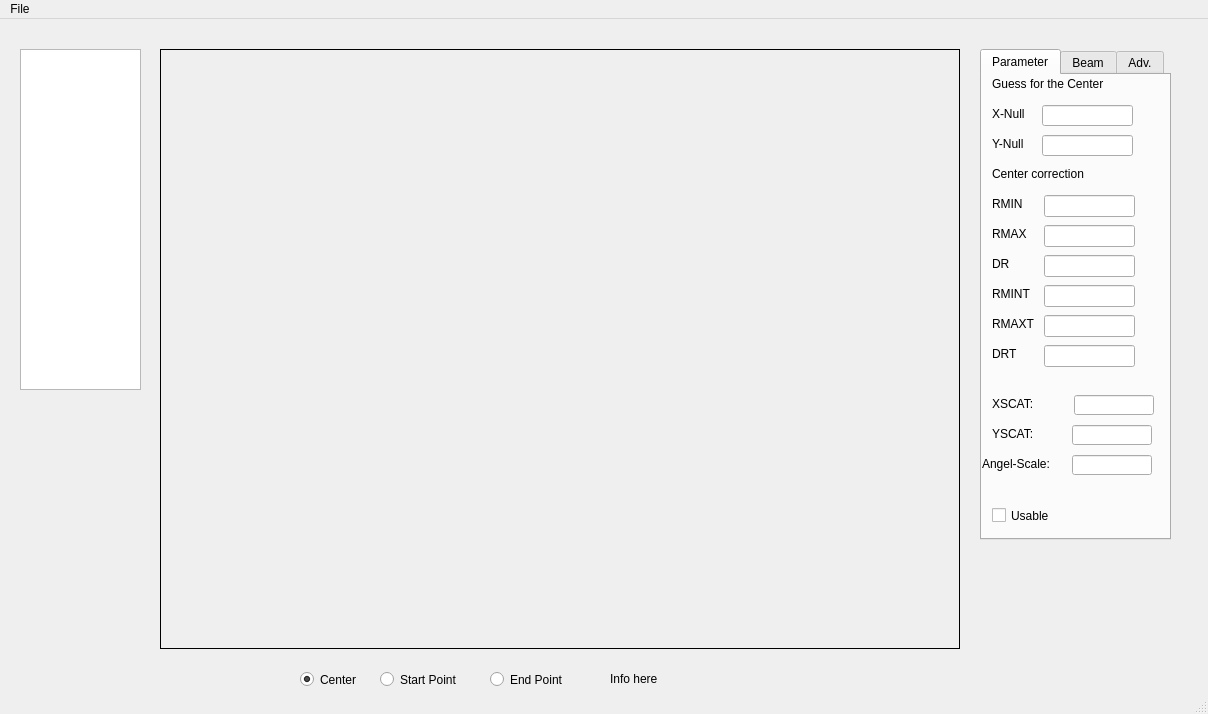
twesterm/ged-interface, file mainwindow.ui: the form before one commit.
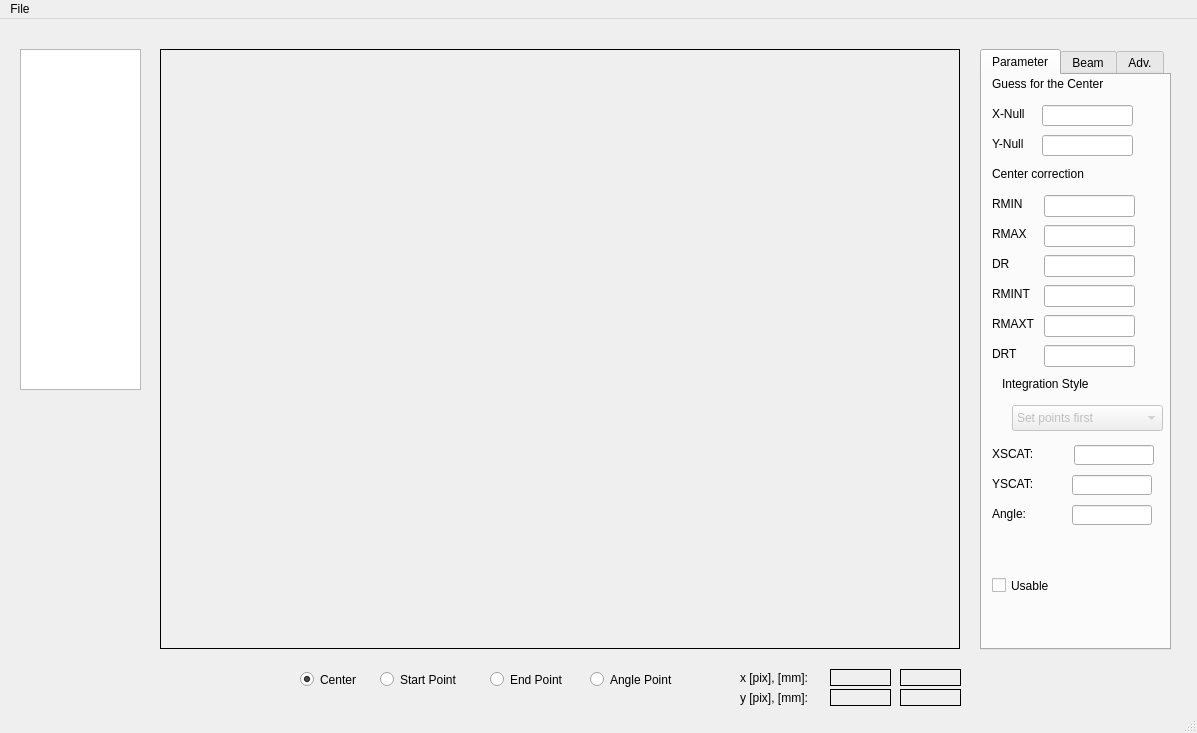
The form after the commit.

Commit message: Added Integration methods and angle calulation

What changed in the file:
```diff
--- a/mainwindow.ui
+++ b/mainwindow.ui
@@ -6,8 +6,8 @@
    <rect>
     <x>0</x>
     <y>0</y>
-    <width>1208</width>
-    <height>714</height>
+    <width>1197</width>
+    <height>733</height>
    </rect>
   </property>
   <property name="windowTitle">
@@ -20,7 +20,7 @@
       <x>980</x>
       <y>30</y>
       <width>191</width>
-      <height>491</height>
+      <height>601</height>
      </rect>
     </property>
     <property name="tabPosition">
@@ -250,17 +250,20 @@
       <property name="geometry">
        <rect>
         <x>90</x>
-        <y>350</y>
+        <y>400</y>
         <width>80</width>
         <height>20</height>
        </rect>
       </property>
+      <property name="readOnly">
+       <bool>true</bool>
+      </property>
      </widget>
      <widget class="QLabel" name="label_18">
       <property name="geometry">
        <rect>
         <x>10</x>
-        <y>350</y>
+        <y>400</y>
         <width>61</width>
         <height>17</height>
        </rect>
@@ -273,17 +276,20 @@
       <property name="geometry">
        <rect>
         <x>92</x>
-        <y>320</y>
+        <y>370</y>
         <width>80</width>
         <height>20</height>
        </rect>
       </property>
+      <property name="readOnly">
+       <bool>true</bool>
+      </property>
      </widget>
      <widget class="QLabel" name="label_17">
       <property name="geometry">
        <rect>
         <x>10</x>
-        <y>320</y>
+        <y>370</y>
         <width>61</width>
         <height>17</height>
        </rect>
@@ -296,7 +302,7 @@
       <property name="geometry">
        <rect>
         <x>90</x>
-        <y>380</y>
+        <y>430</y>
         <width>80</width>
         <height>20</height>
        </rect>
@@ -305,21 +311,21 @@
      <widget class="QLabel" name="label_6">
       <property name="geometry">
        <rect>
-        <x>0</x>
-        <y>380</y>
-        <width>81</width>
+        <x>10</x>
+        <y>430</y>
+        <width>41</width>
         <height>17</height>
        </rect>
       </property>
       <property name="text">
-       <string>Angel-Scale:</string>
+       <string>Angle:</string>
       </property>
      </widget>
      <widget class="QCheckBox" name="UseCheckBox">
       <property name="geometry">
        <rect>
         <x>10</x>
-        <y>430</y>
+        <y>500</y>
         <width>87</width>
         <height>21</height>
        </rect>
@@ -328,6 +334,63 @@
        <string>Usable</string>
       </property>
      </widget>
+     <widget class="QComboBox" name="comboBox">
+      <property name="enabled">
+       <bool>false</bool>
+      </property>
+      <property name="geometry">
+       <rect>
+        <x>30</x>
+        <y>330</y>
+        <width>151</width>
+        <height>26</height>
+       </rect>
+      </property>
+      <property name="acceptDrops">
+       <bool>false</bool>
+      </property>
+      <property name="editable">
+       <bool>false</bool>
+      </property>
+      <item>
+       <property name="text">
+        <string>Set points first</string>
+       </property>
+      </item>
+      <item>
+       <property name="text">
+        <string>Whole area</string>
+       </property>
+      </item>
+      <item>
+       <property name="text">
+        <string>Top-Down</string>
+       </property>
+      </item>
+      <item>
+       <property name="text">
+        <string>Right-Left</string>
+       </property>
+      </item>
+      <item>
+       <property name="text">
+        <string>Selected area</string>
+       </property>
+      </item>
+     </widget>
+     <widget class="QLabel" name="label_29">
+      <property name="geometry">
+       <rect>
+        <x>20</x>
+        <y>300</y>
+        <width>111</width>
+        <height>17</height>
+       </rect>
+      </property>
+      <property name="text">
+       <string>Integration Style</string>
+      </property>
+     </widget>
     </widget>
     <widget class="QWidget" name="Beam">
      <attribute name="title">
@@ -741,23 +804,116 @@
    <widget class="QLabel" name="infoLabel">
     <property name="geometry">
      <rect>
-      <x>610</x>
+      <x>740</x>
       <y>650</y>
-      <width>351</width>
-      <height>20</height>
+      <width>81</width>
+      <height>17</height>
      </rect>
     </property>
     <property name="text">
-     <string>Info here</string>
+     <string>x [pix], [mm]:</string>
     </property>
    </widget>
+   <widget class="QLabel" name="label_31">
+    <property name="geometry">
+     <rect>
+      <x>740</x>
+      <y>670</y>
+      <width>81</width>
+      <height>17</height>
+     </rect>
+    </property>
+    <property name="text">
+     <string>y [pix], [mm]:</string>
+    </property>
+   </widget>
+   <widget class="QLabel" name="XPIXlabel">
+    <property name="geometry">
+     <rect>
+      <x>830</x>
+      <y>650</y>
+      <width>61</width>
+      <height>17</height>
+     </rect>
+    </property>
+    <property name="frameShape">
+     <enum>QFrame::Box</enum>
+    </property>
+    <property name="text">
+     <string/>
+    </property>
+   </widget>
+   <widget class="QLabel" name="YPIXlabel">
+    <property name="geometry">
+     <rect>
+      <x>830</x>
+      <y>670</y>
+      <width>61</width>
+      <height>17</height>
+     </rect>
+    </property>
+    <property name="frameShape">
+     <enum>QFrame::Box</enum>
+    </property>
+    <property name="text">
+     <string/>
+    </property>
+   </widget>
+   <widget class="QLabel" name="XMMlabel">
+    <property name="geometry">
+     <rect>
+      <x>900</x>
+      <y>650</y>
+      <width>61</width>
+      <height>17</height>
+     </rect>
+    </property>
+    <property name="frameShape">
+     <enum>QFrame::Box</enum>
+    </property>
+    <property name="text">
+     <string/>
+    </property>
+   </widget>
+   <widget class="QLabel" name="YMMlabel">
+    <property name="geometry">
+     <rect>
+      <x>900</x>
+      <y>670</y>
+      <width>61</width>
+      <height>17</height>
+     </rect>
+    </property>
+    <property name="frameShape">
+     <enum>QFrame::Box</enum>
+    </property>
+    <property name="text">
+     <string/>
+    </property>
+   </widget>
+   <widget class="QRadioButton" name="AngleRadioButton">
+    <property name="geometry">
+     <rect>
+      <x>590</x>
+      <y>650</y>
+      <width>101</width>
+      <height>21</height>
+     </rect>
+    </property>
+    <property name="text">
+     <string>Angle Point</string>
+    </property>
+    <attribute name="buttonGroup">
+     <string>buttonGroup</string>
+    </attribute>
+   </widget>
   </widget>
   <widget class="QMenuBar" name="menubar">
    <property name="geometry">
     <rect>
      <x>0</x>
      <y>0</y>
-     <width>1208</width>
+     <width>1197</width>
      <height>22</height>
     </rect>
    </property>
```
Left out of the diff: 7 changed lines with no effect on the pictures. The commit also changes 18 other files.
